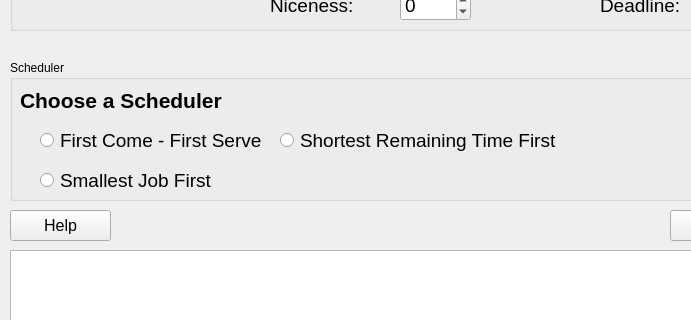
Before: the Qt Designer form scheduler_sim_gui.ui in TypMitSchnurrbart/SchedulerSim, drawn with Qt 5; both pictures show x 0 to 691 and y 119 to 439 of the 900 by 600 pixel window.
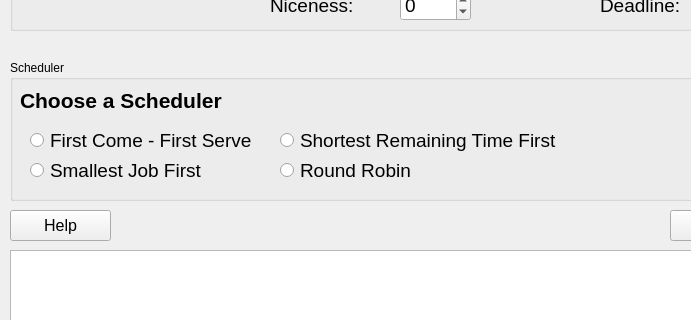
After: the same form once the commit is applied.

Commit message: Prep for Round Robin done

```diff
--- a/scheduler_sim_gui.ui
+++ b/scheduler_sim_gui.ui
@@ -404,7 +404,7 @@
     <widget class="QRadioButton" name="radio_fcfs">
      <property name="geometry">
       <rect>
-       <x>30</x>
+       <x>20</x>
        <y>70</y>
        <width>221</width>
        <height>21</height>
@@ -422,8 +422,8 @@
     <widget class="QRadioButton" name="radio_sjf">
      <property name="geometry">
       <rect>
-       <x>30</x>
-       <y>110</y>
+       <x>20</x>
+       <y>100</y>
        <width>221</width>
        <height>21</height>
       </rect>
@@ -455,6 +455,24 @@
       <string>Shortest Remaining Time First</string>
      </property>
     </widget>
+    <widget class="QRadioButton" name="radio_rrobin">
+     <property name="geometry">
+      <rect>
+       <x>270</x>
+       <y>100</y>
+       <width>281</width>
+       <height>21</height>
+      </rect>
+     </property>
+     <property name="font">
+      <font>
+       <pointsize>14</pointsize>
+      </font>
+     </property>
+     <property name="text">
+      <string>Round Robin</string>
+     </property>
+    </widget>
    </widget>
   </widget>
   <widget class="QMenuBar" name="menubar">
```
The commit also changes 14 other files.
